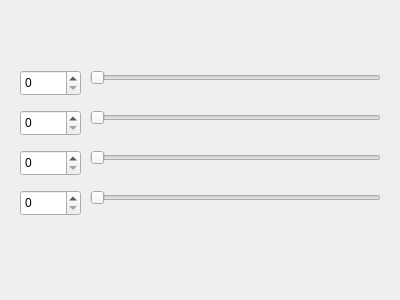
uc-Scarab/dynamixel_gui, file src/dynamixel_gui/src/dynamixel_gui/dynamixel_gui.ui: the form before one commit.
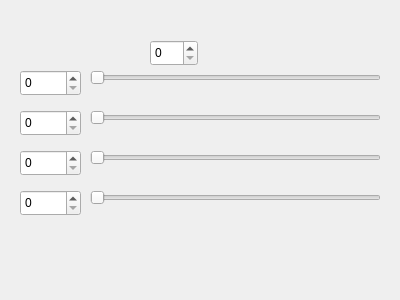
The form after the commit.

Commit message: now only sends one signal per drag of slider. This took far longer than it should have

The edit to the form file:
```diff
--- a/src/dynamixel_gui/src/dynamixel_gui/dynamixel_gui.ui
+++ b/src/dynamixel_gui/src/dynamixel_gui/dynamixel_gui.ui
@@ -129,6 +129,16 @@
     <number>4095</number>
    </property>
   </widget>
+  <widget class="QSpinBox" name="spinBox_5">
+   <property name="geometry">
+    <rect>
+     <x>150</x>
+     <y>40</y>
+     <width>48</width>
+     <height>26</height>
+    </rect>
+   </property>
+  </widget>
  </widget>
  <resources/>
  <connections>
```
Left out of the diff: 32 changed lines with no effect on the pictures. The commit also changes 5 other files.
